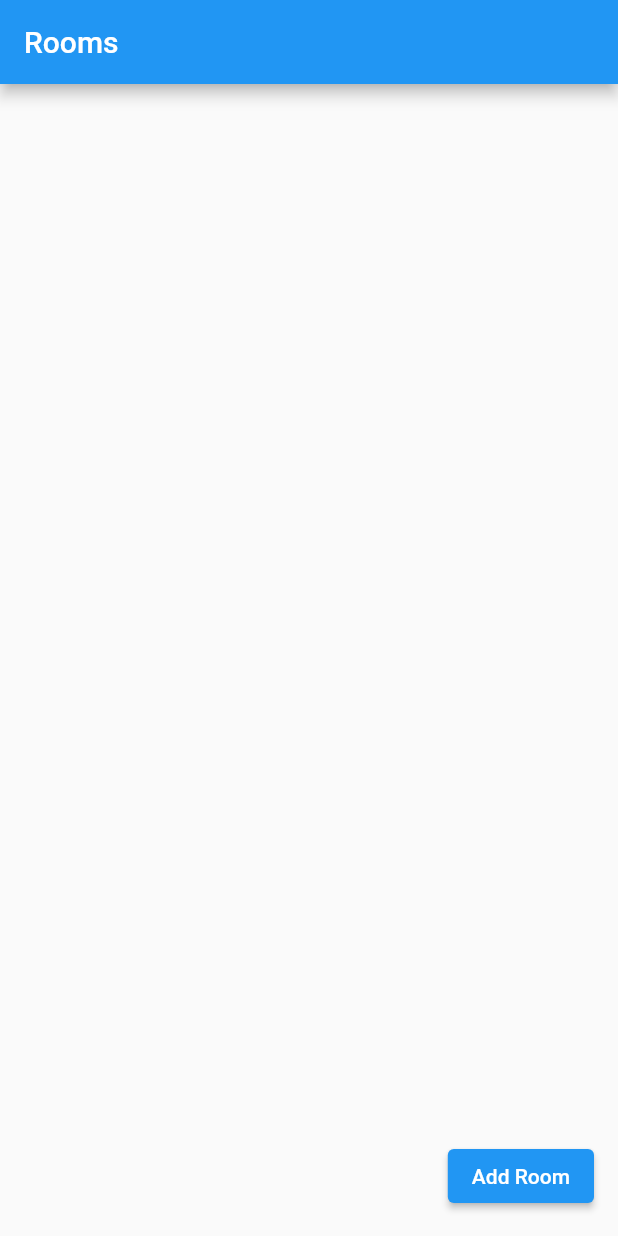
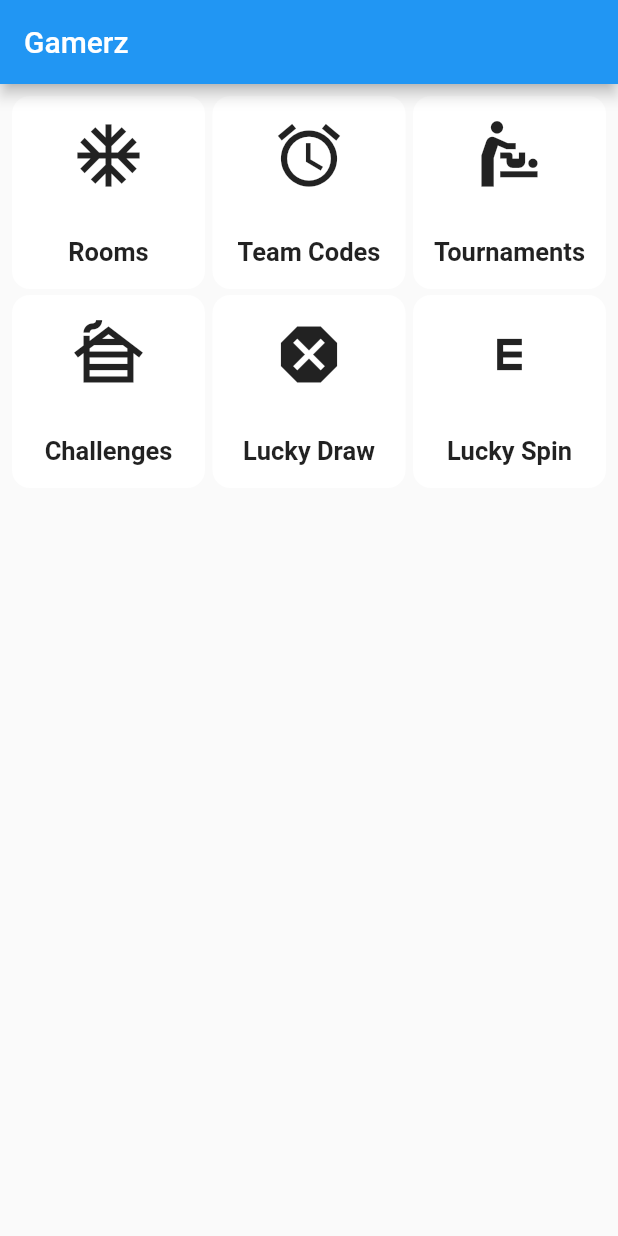
Before and after one commit to Syed-Waleed-Shah/gamerz, a Flutter app: the screen it shows after launch, on a phone screen of 412 x 824 dp. Run offline on Flutter 3.47's test engine with Material 2 defaults, Android fonts, the phone set to English and light mode, and no system bars; our stand-ins replace auto_route, cloud_firestore, firebase_core, stacked; accounts and stored records are empty.

Commit message:
Created initial home screen and routing functionality

```diff
--- a/lib/core/views/create_room_view.dart
+++ b/lib/core/views/create_room_view.dart
@@ -2,9 +2,9 @@ import 'package:flutter/material.dart';
 import 'package:gamerz/core/viewmodels/viewmodels.dart';
 import 'package:stacked/stacked.dart';
 
-class AddRoomScreen extends StatelessWidget {
+class CreateRoomView extends StatelessWidget {
   final RoomsViewModel model;
-  const AddRoomScreen({
+  const CreateRoomView({
     Key? key,
     required RoomsViewModel this.model,
   }) : super(key: key);
--- /dev/null
+++ b/lib/core/views/home_view.dart
@@ -0,0 +1,104 @@
+import 'package:auto_route/auto_route.dart';
+import 'package:flutter/material.dart';
+import 'package:gamerz/routes/router.gr.dart';
+
+class HomeView extends StatelessWidget {
+  HomeView({Key? key}) : super(key: key);
+
+  Widget adapter({required Widget child}) {
+    return SliverToBoxAdapter(
+      child: child,
+    );
+  }
+
+  final features = [
+    {'icon': Icons.ac_unit, 'text': 'Rooms'},
+    {'icon': Icons.access_alarm_sharp, 'text': 'Team Codes'},
+    {'icon': Icons.baby_changing_station, 'text': 'Tournaments'},
+    {'icon': Icons.cabin, 'text': 'Challenges'},
+    {'icon': Icons.dangerous, 'text': 'Lucky Draw'},
+    {'icon': Icons.e_mobiledata, 'text': 'Lucky Spin'},
+  ];
+
+  @override
+  Widget build(BuildContext context) {
+    return Scaffold(
+      appBar: AppBar(
+        title: Text("Gamerz"),
+      ),
+      body: CustomScrollView(
+        slivers: [
+          SliverPadding(
+            padding: const EdgeInsets.all(8.0),
+            sliver: SliverGrid(
+                delegate: SliverChildBuilderDelegate(
+                  (context, index) {
+                    return Features(
+                      icon: features[index]['icon'] as IconData,
+                      text: features[index]['text'] as String,
+                      onTap: () {
+                        if (features[index]['text'] == 'Rooms') {
+                          context.pushRoute(RoomsView());
+                        }
+                      },
+                    );
+                  },
+                  childCount: features.length,
+                ),
+                gridDelegate: SliverGridDelegateWithFixedCrossAxisCount(
+                    crossAxisCount: 3,
+                    mainAxisSpacing: 4,
+                    crossAxisSpacing: 5)),
+          )
+        ],
+      ),
+    );
+  }
+}
+
+class Features extends StatelessWidget {
+  final double borderRadius = 12;
+  final IconData icon;
+  final String text;
+  final GestureTapCallback? onTap;
+
+  const Features({
+    Key? key,
+    required this.icon,
+    this.onTap,
+    required this.text,
+  }) : super(key: key);
+
+  @override
+  Widget build(BuildContext context) {
+    return Material(
+      borderRadius: BorderRadius.circular(borderRadius),
+      color: Colors.white,
+      child: InkWell(
+        borderRadius: BorderRadius.circular(borderRadius),
+        onTap: onTap,
+        child: Container(
+          alignment: Alignment.center,
+          decoration: BoxDecoration(
+            borderRadius: BorderRadius.circular(borderRadius),
+          ),
+          height: 60,
+          child: Column(
+            mainAxisAlignment: MainAxisAlignment.spaceAround,
+            children: [
+              Icon(
+                icon,
+                size: 50,
+              ),
+              Text(
+                text,
+                textAlign: TextAlign.center,
+                style: TextStyle(fontSize: 17, fontWeight: FontWeight.bold),
+              ),
+            ],
+          ),
+        ),
+      ),
+    );
+  }
+}
--- a/lib/core/views/views.dart
+++ b/lib/core/views/views.dart
@@ -1 +1,4 @@
 export 'rooms_view.dart';
+export 'home_view.dart';
+export 'create_room_view.dart';
+export 'room_details_view.dart';
--- a/lib/main.dart
+++ b/lib/main.dart
@@ -1,6 +1,8 @@
 import 'package:firebase_core/firebase_core.dart';
 import 'package:flutter/material.dart';
 import 'package:gamerz/core/views/views.dart';
+import 'package:gamerz/routes/router.gr.dart';
+import 'package:auto_route/auto_route.dart';
 
 void main() async {
   WidgetsFlutterBinding.ensureInitialized();
@@ -10,15 +12,26 @@ void main() async {
 
 class MyApp extends StatelessWidget {
   // This widget is the root of your application.
+  final _appRouter = MyRouter();
   @override
   Widget build(BuildContext context) {
-    return MaterialApp(
-      debugShowCheckedModeBanner: false,
-      title: 'Gamerz',
+    return MaterialApp.router(
+      title: 'Navigation Tutorial',
+      routeInformationParser: _appRouter.defaultRouteParser(),
+      routerDelegate: _appRouter.delegate(),
       theme: ThemeData(
         primarySwatch: Colors.blue,
       ),
-      home: RoomsScreen(),
+      builder: (context, router) => router!,
     );
+
+    // (
+    //   debugShowCheckedModeBanner: false,
+    //   title: 'Gamerz',
+    //   theme: ThemeData(
+    //     primarySwatch: Colors.blue,
+    //   ),
+    //   home: HomeView(),
+    // );
   }
 }
--- a/pubspec.yaml
+++ b/pubspec.yaml
@@ -34,7 +34,7 @@ dev_dependencies:
   flutter_test:
     sdk: flutter
   auto_route_generator: ^2.1.0
-  build_runner: null
+  build_runner:
 
 # For information on the generic Dart part of this file, see the
 # following page: https://dart.dev/tools/pub/pubspec
```
Also changed, not shown: lib/core/views/rooms_view.dart (+4 -8 lines), lib/routes/router.dart (+14 -1 lines), lib/routes/router.gr.dart (added), pubspec.lock.
